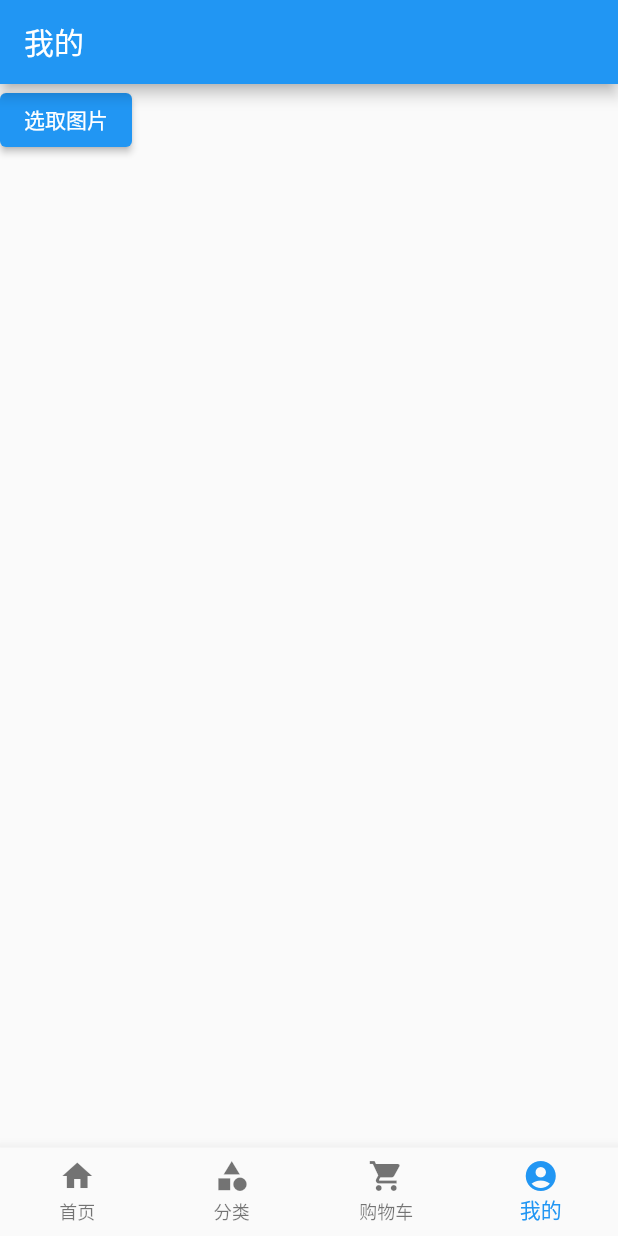
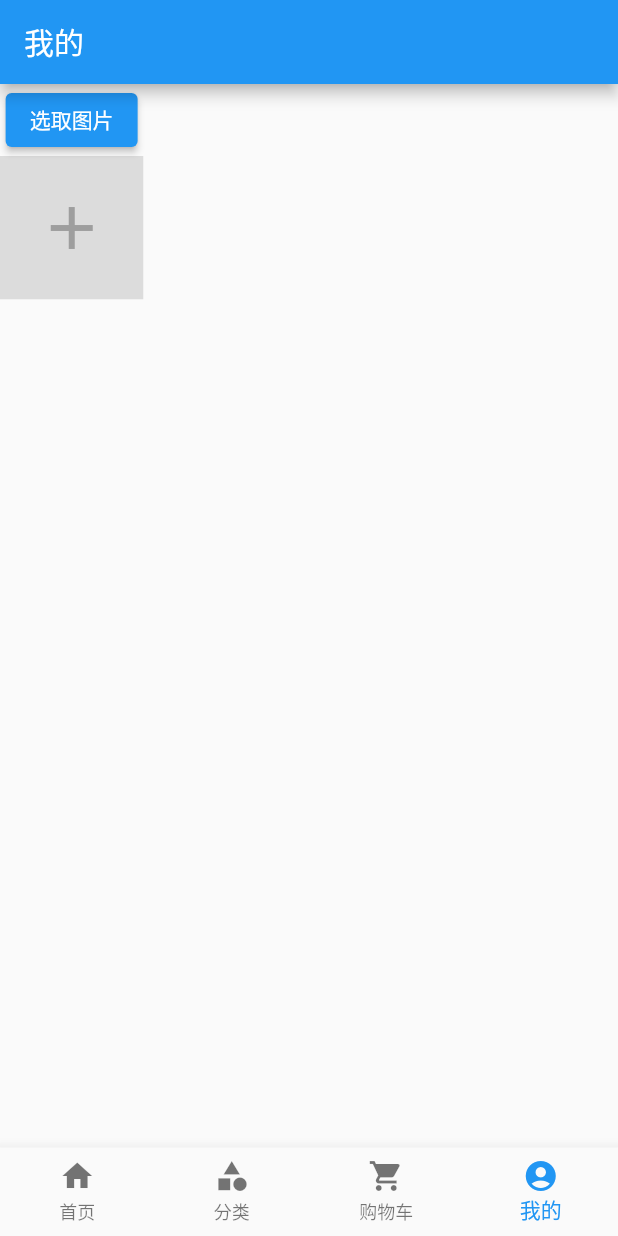
Before and after one commit to whl555/jd, a Flutter app: the screen it shows after launch, item 4 of the bottom bar chosen, on a phone screen of 412 x 824 dp. Run offline on Flutter 3.47's test engine with Material 2 defaults, Android fonts, the phone set to English and light mode, and no system bars; our stand-ins replace dio, flutter_redux, flutter_swiper, redux, redux_thunk; missing offline and left inert: boxy, wechat_assets_picker.

Commit message:
完成wechat发布页面

```diff
--- a/lib/pages/person.dart
+++ b/lib/pages/person.dart
@@ -31,7 +31,27 @@ class _PersonPageState extends State<PersonPage> {
             width: width,
             height: width,
             fit: BoxFit.cover,
-          )
+          ),
+
+        GestureDetector(
+          onTap: () async {
+            final results = await AssetPicker.pickAssets(context, pickerConfig: AssetPickerConfig(selectedAssets: picks));
+            setState(() {
+              picks.clear();
+              picks.addAll(results!);
+            });
+          },
+          child: Container(
+            width: width,
+            height: width,
+            color: Colors.black12,
+            child: const Icon(
+              Icons.add,
+              size: 48,
+              color: Colors.grey,
+            ),
+          ),
+        )
       ]);
     });
   }
```
